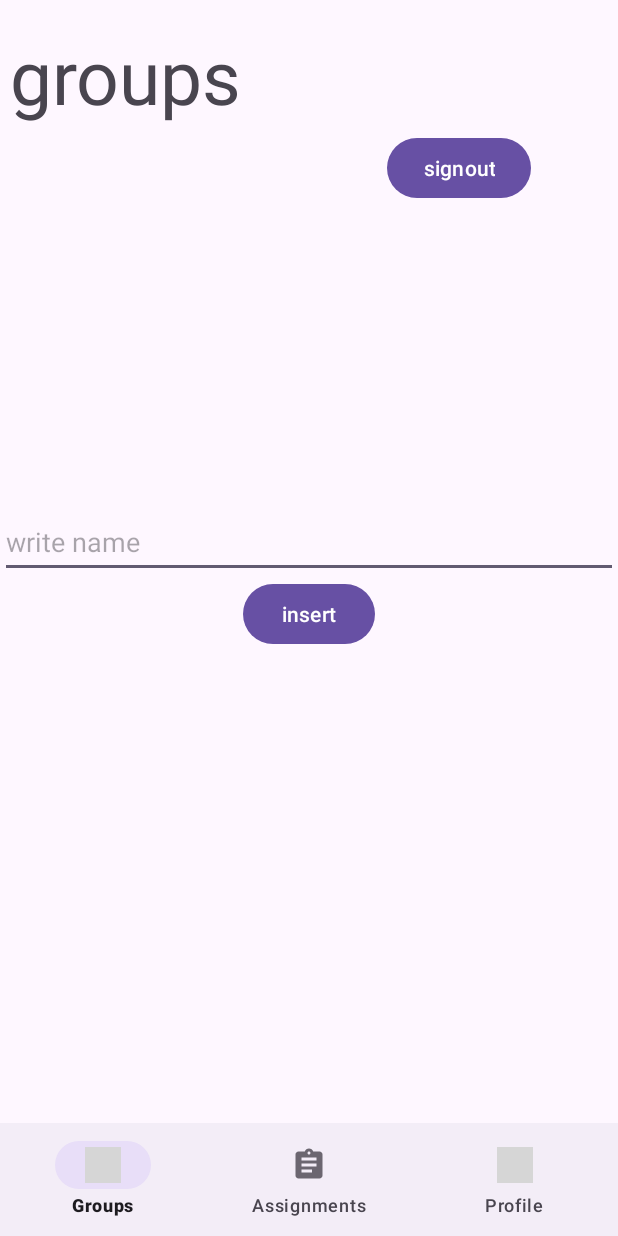
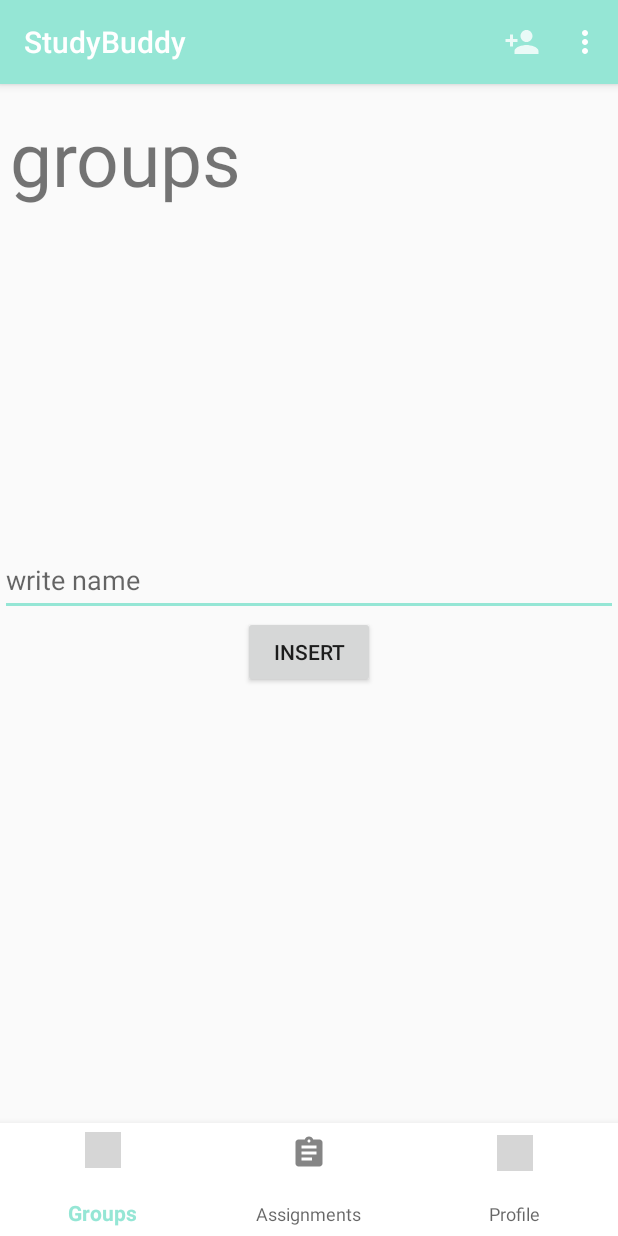
Before and after one commit to firasmansour/StudyBuddy, an Android app: the AppActivity screen opened directly, with no data from a screen before it, on a phone screen of 412 x 824 dp. Run offline under Robolectric (Android 15) with nearby library versions, the phone set to English and light mode, and no system bars; our stand-ins replace Firebase (no records; nobody signed in at launch, a user with empty details on screens opened directly); 1 statement that could not run was skipped; grey boxes are pictures that could not be loaded.

Commit message:
added top menu + fetching user profile data

```diff
--- a/app/src/main/AndroidManifest.xml
+++ b/app/src/main/AndroidManifest.xml
@@ -10,13 +10,15 @@
         android:label="@string/app_name"
         android:roundIcon="@mipmap/ic_launcher_round"
         android:supportsRtl="true"
-        android:theme="@style/Theme.Finalproject"
+        android:theme="@style/Base.Theme.Finalproject"
         tools:targetApi="31">
         <activity
             android:name=".CollectPDataActivity"
             android:exported="false" />
         <activity
             android:name=".AppActivity"
+            android:theme="@style/Base.Theme.ActionBar"
+            android:label="StudyBuddy"
             android:exported="false" />
         <activity
             android:name=".MainActivity"
--- a/app/src/main/java/com/example/finalproject/AppActivity.kt
+++ b/app/src/main/java/com/example/finalproject/AppActivity.kt
@@ -3,6 +3,8 @@ package com.example.finalproject
 import android.content.Intent
 import androidx.appcompat.app.AppCompatActivity
 import android.os.Bundle
+import android.view.Menu
+import android.view.MenuItem
 import android.widget.Toast
 import androidx.core.content.ContentProviderCompat.requireContext
 import androidx.fragment.app.Fragment
@@ -53,10 +55,26 @@ class AppActivity : AppCompatActivity() {
         firebaseAuth = FirebaseAuth.getInstance()
 
         checkUser()
-        binding.tmp.setOnClickListener {
-            firebaseAuth.signOut()
-            checkUser()
+    }
+
+
+    override fun onCreateOptionsMenu(menu: Menu?): Boolean {
+        menuInflater.inflate(R.menu.app_bar_menu,menu)
+        return true
+    }
+
+    override fun onOptionsItemSelected(item: MenuItem): Boolean {
+        when(item.itemId){
+            R.id.miAddUser -> Toast.makeText(this@AppActivity,"add user selected",Toast.LENGTH_SHORT).show()
+            R.id.miProfile -> setCurrFragment(profileFragment)
+            R.id.miSignOut ->{
+                firebaseAuth.signOut()
+                checkUser()
+            }
         }
+
+
+        return true
     }
 
     private fun setCurrFragment(fragment: Fragment){
--- /dev/null
+++ b/app/src/main/res/drawable-anydpi/ic_adduser.xml
@@ -0,0 +1,11 @@
+<vector xmlns:android="http://schemas.android.com/apk/res/android"
+    android:width="24dp"
+    android:height="24dp"
+    android:viewportWidth="24"
+    android:viewportHeight="24"
+    android:tint="#FFFFFF"
+    android:alpha="0.8">
+  <path
+      android:fillColor="@android:color/white"
+      android:pathData="M15,12c2.21,0 4,-1.79 4,-4s-1.79,-4 -4,-4 -4,1.79 -4,4 1.79,4 4,4zM6,10L6,7L4,7v3L1,10v2h3v3h2v-3h3v-2L6,10zM15,14c-2.67,0 -8,1.34 -8,4v2h16v-2c0,-2.66 -5.33,-4 -8,-4z"/>
+</vector>
--- a/app/src/main/res/layout/activity_app.xml
+++ b/app/src/main/res/layout/activity_app.xml
@@ -12,29 +12,20 @@
         android:layout_width="match_parent"
         android:layout_height="0dp"
         app:layout_constraintBottom_toTopOf="@+id/bottomNavigationView"
+        app:layout_constraintEnd_toEndOf="parent"
+        app:layout_constraintHorizontal_bias="0.5"
+        app:layout_constraintStart_toStartOf="parent"
         app:layout_constraintTop_toTopOf="parent" />
 
     <com.google.android.material.bottomnavigation.BottomNavigationView
         android:id="@+id/bottomNavigationView"
         android:layout_width="match_parent"
         android:layout_height="75dp"
+        android:background="@color/white"
         app:layout_constraintBottom_toBottomOf="parent"
         app:layout_constraintEnd_toEndOf="parent"
         app:layout_constraintHorizontal_bias="0.5"
         app:layout_constraintStart_toStartOf="parent"
         app:menu="@menu/bottom_nav_menu" />
 
-    <Button
-        android:id="@+id/tmp"
-        android:layout_width="wrap_content"
-        android:layout_height="wrap_content"
-        android:layout_marginStart="200dp"
-        android:layout_marginBottom="600dp"
-        android:text="signout"
-        app:layout_constraintBottom_toBottomOf="parent"
-        app:layout_constraintEnd_toEndOf="parent"
-        app:layout_constraintHorizontal_bias="0.5"
-        app:layout_constraintStart_toStartOf="parent"
-        app:layout_constraintTop_toTopOf="parent"
-        app:layout_constraintVertical_bias="0.5" />
 </androidx.constraintlayout.widget.ConstraintLayout>
--- /dev/null
+++ b/app/src/main/res/menu/app_bar_menu.xml
@@ -0,0 +1,23 @@
+<?xml version="1.0" encoding="utf-8"?>
+<menu xmlns:android="http://schemas.android.com/apk/res/android"
+    xmlns:app="http://schemas.android.com/apk/res-auto">
+
+    <item
+        android:id="@+id/miAddUser"
+        android:title="AddUser"
+        android:icon="@drawable/ic_adduser"
+        app:showAsAction="always"></item>
+
+    <item
+        android:id="@+id/miProfile"
+        android:title="Profile"
+        app:showAsAction="withText"></item>
+
+    <item
+        android:id="@+id/miSignOut"
+        android:title="SignOut"
+        app:showAsAction="withText"></item>
+
+
+
+</menu>
--- a/app/src/main/res/values/colors.xml
+++ b/app/src/main/res/values/colors.xml
@@ -2,4 +2,5 @@
 <resources>
     <color name="black">#FF000000</color>
     <color name="white">#FFFFFFFF</color>
+    <color name="light_blue">#95e6d5</color>
 </resources>
--- a/app/src/main/res/values/themes.xml
+++ b/app/src/main/res/values/themes.xml
@@ -4,6 +4,12 @@
         <!-- Customize your light theme here. -->
         <!-- <item name="colorPrimary">@color/my_light_primary</item> -->
     </style>
+    <style name="Base.Theme.ActionBar" parent="Theme.AppCompat.Light.DarkActionBar">
+        <item name="colorPrimary">@color/light_blue</item>
+        <item name="colorPrimaryDark">@color/light_blue</item>
+        <item name="colorAccent">@color/light_blue</item>
+    </style>
+
 
     <style name="Theme.Finalproject" parent="Base.Theme.Finalproject" />
 </resources>
```
Also changed, not shown: app/src/main/java/com/example/finalproject/User.kt (+4 -4 lines), app/src/main/java/com/example/finalproject/fragments/ProfileFragment.kt (+73 -38 lines), app/src/main/res/layout/fragment_profile.xml (+91 -8 lines), app/src/main/res/drawable-hdpi/ic_adduser.png (added), app/src/main/res/drawable-mdpi/ic_adduser.png (added), app/src/main/res/drawable-xhdpi/ic_adduser.png (added), app/src/main/res/drawable-xxhdpi/ic_adduser.png (added).
